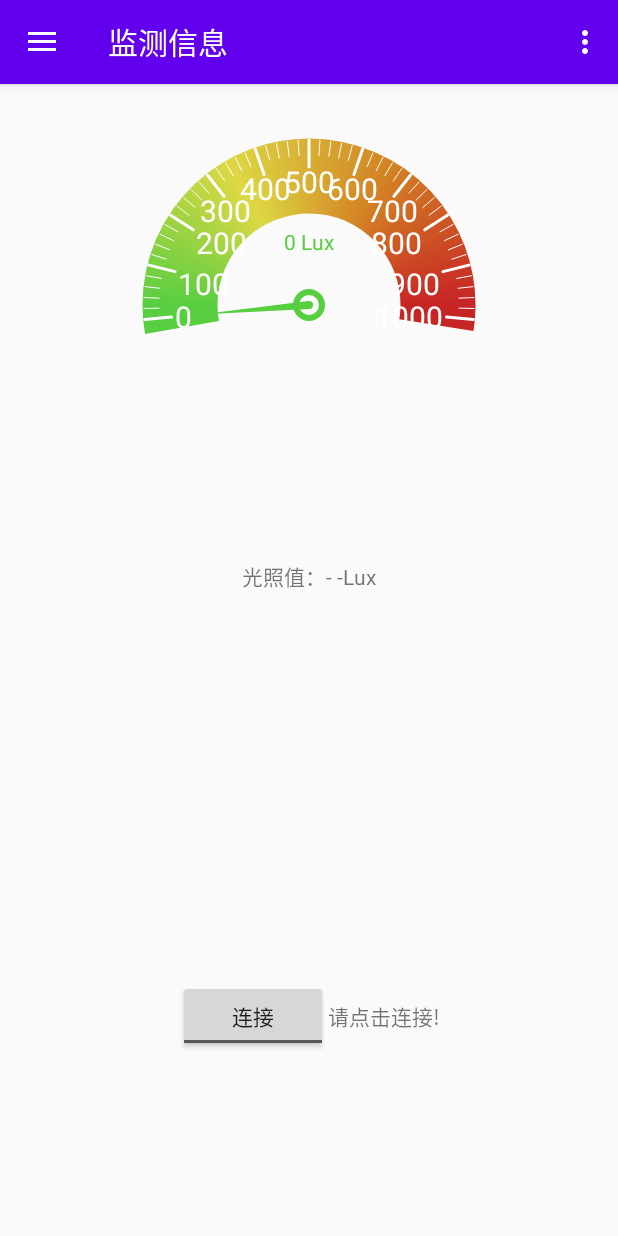
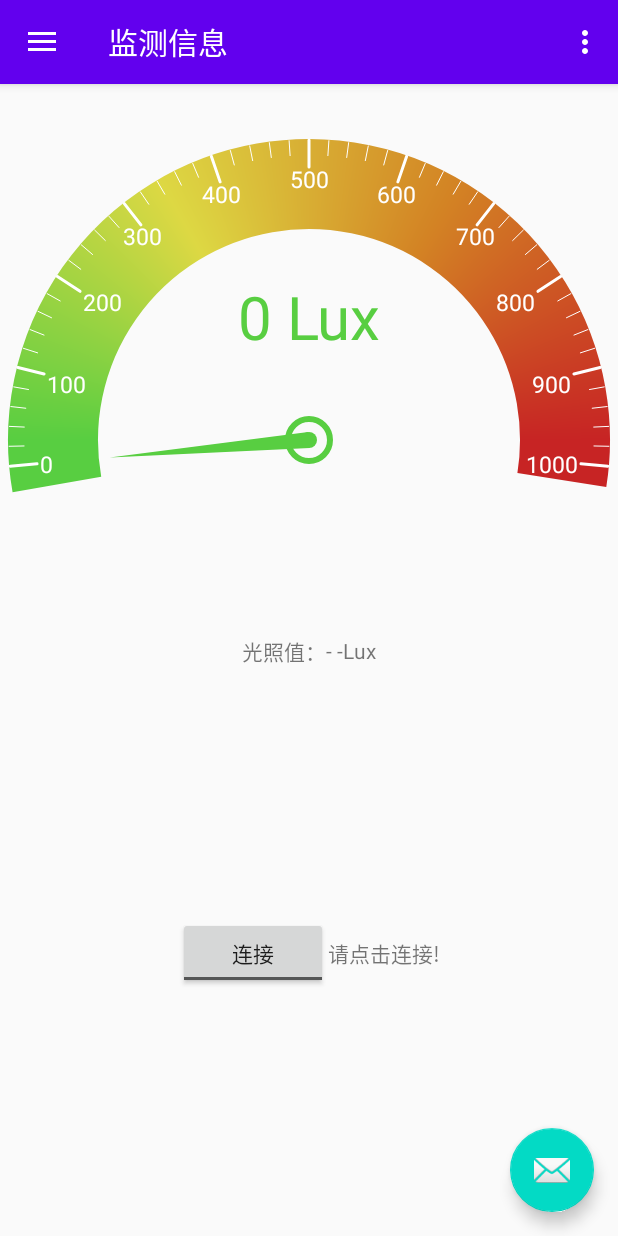
Before and after one commit to dragonbra/AbaKing, an Android app: the screen it shows after launch (MainActivity), on a phone screen of 412 x 824 dp. Run offline under Robolectric (Android 15) with nearby library versions, the phone set to English and light mode, and no system bars; our stand-ins replace navigation-ui.

Commit message:
新增了刷新按钮 优化了仪表盘

```diff
--- a/app/src/main/java/com/fro/room_sunalarmcase/ui/home/HomeFragment.java
+++ b/app/src/main/java/com/fro/room_sunalarmcase/ui/home/HomeFragment.java
@@ -27,7 +27,11 @@ import com.fro.room_sunalarmcase.R;
 import java.util.regex.Matcher;
 import java.util.regex.Pattern;
 import androidx.appcompat.app.AppCompatActivity;
+import androidx.navigation.NavController;
+import androidx.navigation.Navigation;
+
 import com.fro.room_sunalarmcase.viewDrawer.MboardView;
+import com.google.android.material.floatingactionbutton.FloatingActionButton;
 
 public class HomeFragment extends Fragment {
     private Context context;
@@ -55,6 +59,8 @@ public class HomeFragment extends Fragment {
     private HomeViewModel homeViewModel;
     private MboardView dashboardview;
 
+    private FloatingActionButton button;
+
     public View onCreateView(@NonNull LayoutInflater inflater,
                              ViewGroup container, Bundle savedInstanceState) {
         homeViewModel =
@@ -63,6 +69,7 @@ public class HomeFragment extends Fragment {
         View mhomeroot = inflater.inflate(R.layout.fragment_home,container,false);
         context = getActivity().getBaseContext();
 
+        button = mhomeroot.findViewById(R.id.fab);
 
         /**
          * 绑定setting控件
@@ -235,4 +242,17 @@ public class HomeFragment extends Fragment {
 
         return (isIpAddress && isPort);
     }
+
+    @Override
+    public void onActivityCreated(@Nullable Bundle savedInstanceState) {
+        super.onActivityCreated(savedInstanceState);
+        button.setOnClickListener(new View.OnClickListener() {
+            @Override
+            public void onClick(View v) {
+                NavController navController = Navigation.findNavController(v);
+                navController.navigate(R.id.action_nav_home_self);
+            }
+        });
+    }
+
 }
--- a/app/src/main/java/com/fro/room_sunalarmcase/viewDrawer/MboardView.java
+++ b/app/src/main/java/com/fro/room_sunalarmcase/viewDrawer/MboardView.java
@@ -86,7 +86,7 @@ public class MboardView extends View {
         mScaleColor = a.getColor(R.styleable.MboardView_scaleColor, Color.WHITE);
         mScaleTextSize = a.getDimensionPixelSize(R.styleable.MboardView_scaleTextSize, spToPx(12));
         mUnitText = a.getString(R.styleable.MboardView_unitText);
-        mUnitTextSize = a.getDimensionPixelSize(R.styleable.MboardView_unitTextSize, spToPx(14));
+        mUnitTextSize = a.getDimensionPixelSize(R.styleable.MboardView_unitTextSize, spToPx(40));
         mMinValue = a.getInteger(R.styleable.MboardView_minValue, 0);
         mMaxValue = a.getInteger(R.styleable.MboardView_maxValue, 150);
         mRibbonWidth = a.getDimensionPixelSize(R.styleable.MboardView_ribbonWidth, 0);
--- a/app/src/main/res/layout/fragment_home.xml
+++ b/app/src/main/res/layout/fragment_home.xml
@@ -29,9 +29,9 @@
         app:bigSliceCount="10"
         app:unitText="Lux"
         app:maxValue="1000"
-        app:scaleTextSize="20sp"
-        app:radius="110dp"
-        app:ribbonWidth="50dp"/>
+        app:scaleTextSize="15sp"
+        app:radius="200dp"
+        app:ribbonWidth="60dp"/>
 
 <!-- 光照值 -->
 <LinearLayout
@@ -101,7 +101,16 @@
             android:layout_height="wrap_content"
             android:visibility="gone" />
 
+
     </LinearLayout>
+
 </LinearLayout>
 
+    <com.google.android.material.floatingactionbutton.FloatingActionButton
+        android:id="@+id/fab"
+        android:layout_width="wrap_content"
+        android:layout_height="wrap_content"
+        android:layout_gravity="bottom|end"
+        android:layout_margin="@dimen/fab_margin"
+        app:srcCompat="@android:drawable/ic_dialog_email" />
 </LinearLayout>
--- a/app/src/main/res/navigation/mobile_navigation.xml
+++ b/app/src/main/res/navigation/mobile_navigation.xml
@@ -9,7 +9,11 @@
         android:id="@+id/nav_home"
         android:name="com.fro.room_sunalarmcase.ui.home.HomeFragment"
         android:label="@string/menu_home"
-        tools:layout="@layout/fragment_home" />
+        tools:layout="@layout/fragment_home" >
+        <action
+            android:id="@+id/action_nav_home_self"
+            app:destination="@id/nav_home" />
+    </fragment>
 
     <fragment
         android:id="@+id/nav_gallery"
@@ -25,5 +29,9 @@
         android:id="@+id/nav_slideshow"
         android:name="com.fro.room_sunalarmcase.ui.slideshow.SlideshowFragment"
         android:label="@string/menu_slideshow"
-        tools:layout="@layout/fragment_slideshow" />
+        tools:layout="@layout/fragment_slideshow" >
+        <action
+            android:id="@+id/action_nav_slideshow_self"
+            app:destination="@id/nav_slideshow" />
+    </fragment>
 </navigation>
```
Also changed, not shown: app/src/main/java/com/fro/room_sunalarmcase/ui/gallery/GalleryFragment.java (+7 -7 lines), app/src/main/java/com/fro/room_sunalarmcase/ui/slideshow/SlideshowFragment.java (+16 -0 lines), app/src/main/res/layout/fragment_slideshow.xml (+9 -0 lines).
